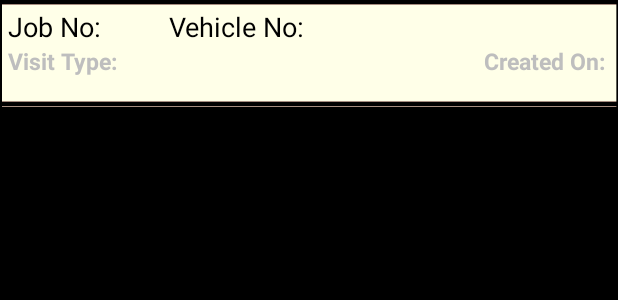
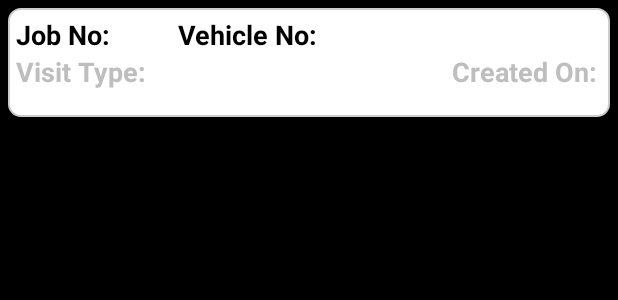
Before and after one commit to kalpawijesooriya/claimsone-android, an Android app: the layout draftlist_custom_list_item.xml on its own in the app's theme, with its tools: preview values and no code run, on a phone screen of 412 x 824 dp. Shown: the top 300 px of the screen. Run offline under Robolectric (Android 15) with nearby library versions, the phone set to English and light mode, and no system bars.

Commit message:
fixed form details lost issue when new SMS Receiving

```diff
--- a/app/build.gradle
+++ b/app/build.gradle
@@ -8,7 +8,7 @@ android {
         minSdkVersion 16
         targetSdkVersion 27
         versionCode 1
-        versionName "2.12.0"
+        versionName "3.0.1"
         testInstrumentationRunner "android.support.test.runner.AndroidJUnitRunner"
     }
     buildTypes {
--- a/app/src/main/java/com/irononetech/android/formcomponent/view/AccidentDetailsActivity.java
+++ b/app/src/main/java/com/irononetech/android/formcomponent/view/AccidentDetailsActivity.java
@@ -432,6 +432,7 @@ public class AccidentDetailsActivity extends Activity {
 	protected void onPause() {
 		try {
 			super.onPause();
+			onSave();
 			LOG.debug("ENTRY onPause");
 			System.gc();
 			LOG.debug("SUCCESS onPause");
--- a/app/src/main/java/com/irononetech/android/formcomponent/view/CommentActivity.java
+++ b/app/src/main/java/com/irononetech/android/formcomponent/view/CommentActivity.java
@@ -176,6 +176,7 @@ public class CommentActivity extends Activity {
 	protected void onPause() {
 		try {
 			super.onPause();
+			onSave();
 			LOG.debug("ENTRY onPause");
 			System.gc();
 			LOG.debug("SUCCESS onPause");
--- a/app/src/main/java/com/irononetech/android/formcomponent/view/DriverDetailsActivity.java
+++ b/app/src/main/java/com/irononetech/android/formcomponent/view/DriverDetailsActivity.java
@@ -366,6 +366,7 @@ public class DriverDetailsActivity extends Activity {
 	protected void onPause() {
 		try {
 			super.onPause();
+			onSave();
 			LOG.debug("ENTRY onPause");
 			System.gc();
 			LOG.debug("SUCCESS onPause");
@@ -554,8 +555,8 @@ public class DriverDetailsActivity extends Activity {
 			// relationshipSpinner.getItemAtPosition(pos).toString());
 
 			for (RelationshipMapping fm : RelationshipMapping.values()) {
-				if (relationshipSpinner.getItemAtPosition(pos).toString()
-						.equals(fm.getString())) {
+				int s= fm.getInt();
+				if (pos== (fm.getInt()-1)) {
 					formObject.setRelationshipBetweenDriverAndInsured(Integer
 							.toString(fm.getInt()));
 					break;
--- a/app/src/main/java/com/irononetech/android/formcomponent/view/InsuranceDetailsActivity.java
+++ b/app/src/main/java/com/irononetech/android/formcomponent/view/InsuranceDetailsActivity.java
@@ -134,6 +134,7 @@ public class InsuranceDetailsActivity extends Activity{
 	protected void onPause() {
 		try {
 			super.onPause();
+			onSave();
 			LOG.debug("ENTRY onPause");
 			System.gc();
 			LOG.debug("SUCCESS onPause");
@@ -231,6 +232,10 @@ public class InsuranceDetailsActivity extends Activity{
 	            imm.hideSoftInputFromWindow(v.getWindowToken(), 0);
 	        }
 	    });
+	}
+	public void on_click_cancel_button(View v){
+		//Application.cancelForm(this);
+		Application.getInstance().doActionOnEvent(new EventParcel(UIEvent.CANCEL_FORM, this, null));
 	}
 
 	public Boolean dataValidation() throws GenException {
--- a/app/src/main/java/com/irononetech/android/formcomponent/view/OtheritemsDetailsActivity.java
+++ b/app/src/main/java/com/irononetech/android/formcomponent/view/OtheritemsDetailsActivity.java
@@ -128,6 +128,7 @@ public class OtheritemsDetailsActivity extends Activity{
 	protected void onPause() {
 		try {
 			super.onPause();
+			onSave();
 			LOG.debug("ENTRY onPause");
 			System.gc();
 			LOG.debug("SUCCESS onPause");
--- a/app/src/main/java/com/irononetech/android/formcomponent/view/RelationshipMapping.java
+++ b/app/src/main/java/com/irononetech/android/formcomponent/view/RelationshipMapping.java
@@ -5,7 +5,7 @@ public enum RelationshipMapping {
         Spouse("Spouse",2),
         Relations("Relations",3),
         Friend("Friend",4),
-        NoRelation("No relation - Rented vehicle",5),
+        NoRelation("No relation – Rented vehicle",5),
         Insured("Insured",6);
 
 		private final String a;
--- a/app/src/main/java/com/irononetech/android/formcomponent/view/TechnicalReviewDetailsActivity.java
+++ b/app/src/main/java/com/irononetech/android/formcomponent/view/TechnicalReviewDetailsActivity.java
@@ -246,6 +246,7 @@ public class TechnicalReviewDetailsActivity extends Activity {
 	protected void onPause() {
 		try {
 			super.onPause();
+			onSave();
 			LOG.debug("ENTRY onResume");
 			//onSave();
 			System.gc();
--- a/app/src/main/java/com/irononetech/android/formcomponent/view/VehicleDetailsActivity.java
+++ b/app/src/main/java/com/irononetech/android/formcomponent/view/VehicleDetailsActivity.java
@@ -165,6 +165,7 @@ public class VehicleDetailsActivity extends Activity {
 	protected void onPause() {
 		try {
 			super.onPause();
+			onSave();
 			LOG.debug("ENTRY onPause");
 			System.gc();
 			LOG.debug("SUCCESS onPause");
--- a/app/src/main/java/com/irononetech/android/formcomponent/view/VisitActivity.java
+++ b/app/src/main/java/com/irononetech/android/formcomponent/view/VisitActivity.java
@@ -174,7 +174,7 @@ public class VisitActivity extends Activity {
 		LOG.debug("ENTRY onPause");
 		try {
 			super.onPause();
-
+			onSave();
 			LOG.debug("SUCCESS onPause");
 			// onSave();
 		} catch (Exception e) {
--- a/app/src/main/res/layout/activity_draft.xml
+++ b/app/src/main/res/layout/activity_draft.xml
@@ -3,7 +3,7 @@
     android:id="@+id/draftLinearLayout"
     android:layout_width="match_parent"
     android:layout_height="match_parent"
-    android:background="@drawable/background"
+    android:background="#fff"
     android:gravity="center_vertical"
     android:orientation="vertical" >
 
@@ -45,6 +45,10 @@
                 <FrameLayout
                     android:id="@android:id/tabcontent"
                     android:layout_width="fill_parent"
+                    android:paddingTop="5dp"
+                    android:paddingLeft="5dp"
+                    android:paddingRight="5dp"
+                    android:background="@drawable/edittext_border"
                     android:layout_height="wrap_content" />
             </LinearLayout>
         </TabHost>
--- a/app/src/main/res/layout/activity_draft_job.xml
+++ b/app/src/main/res/layout/activity_draft_job.xml
@@ -19,6 +19,9 @@
             android:layout_height="wrap_content"
             android:cacheColorHint="#00000000"
             android:divider="@color/black"
+            android:paddingBottom="5dp"
+            android:clipToPadding="false"
+            android:scrollbarStyle="outsideOverlay"
             android:dividerHeight="0px" >
         </ListView>
     </LinearLayout>
@@ -29,8 +32,7 @@
         android:layout_height="0dp"
         android:layout_weight="1"
         android:layout_gravity="center"
-        android:layout_marginTop="@dimen/bottom_button_marginTop"
-        android:background="@drawable/bottom_button_bar" >
+        android:layout_marginTop="@dimen/bottom_button_marginTop">
 
         <Button
             android:id="@+id/button1"
--- a/app/src/main/res/layout/draftlist_custom_list_item.xml
+++ b/app/src/main/res/layout/draftlist_custom_list_item.xml
@@ -3,7 +3,10 @@
     android:id="@+id/listlayoutview"
     android:layout_width="fill_parent"
     android:layout_height="wrap_content"
-    android:background="@drawable/listview_select_only_row_xml"
+    android:layout_margin="5dp"
+    android:layout_marginBottom="10dp"
+    android:paddingBottom="10dp"
+    android:background="@drawable/edittext_border"
     android:orientation="vertical" >
 
     <LinearLayout
@@ -26,6 +29,7 @@
                 android:layout_width="wrap_content"
                 android:layout_height="wrap_content"
                 android:text="Job No:"
+                android:textStyle="bold"
                 android:textColor="@color/black"
                 android:textSize="8pt" />
 
@@ -50,6 +54,7 @@
                 android:layout_height="wrap_content"
                 android:layout_marginLeft="10dip"
                 android:text="Vehicle No:"
+                android:textStyle="bold"
                 android:textColor="@color/black"
                 android:textSize="8pt" />
 
@@ -83,7 +88,7 @@
                 android:layout_height="wrap_content"
                 android:textStyle="bold"
                 android:text="Visit Type:"
-                android:textSize="7pt" />
+                android:textSize="8pt" />
 
             <TextView
                 android:id="@+id/visittypetext"
@@ -107,7 +112,7 @@
                 android:layout_height="wrap_content"
                 android:textStyle="bold"
                 android:text="Created On:"
-                android:textSize="7pt" />
+                android:textSize="8pt" />
 
             <TextView
                 android:id="@+id/date"
--- a/app/src/main/res/layout/insuranceform.xml
+++ b/app/src/main/res/layout/insuranceform.xml
@@ -561,7 +561,7 @@
             android:background="@drawable/navigation_button_boder"
             android:clickable="true"
             android:textSize="9pt"
-            android:onClick="on_click_cancel_button"
+            android:onClick="on_click_back_button"
             android:text="Back"
             android:textStyle="bold"
             android:textAllCaps="true"
--- a/app/src/main/res/layout/login.xml
+++ b/app/src/main/res/layout/login.xml
@@ -32,7 +32,6 @@
             android:layout_width="wrap_content"
             android:layout_height="wrap_content"
             android:layout_gravity="right"
-
             android:clickable="false"
             android:gravity="right"
             android:text="@string/version"
@@ -94,9 +93,9 @@
             android:inputType="textPassword"
             android:lines="1"
             android:maxLength="25"
+            android:text="SEC5194"
             android:maxLines="1"
             android:paddingLeft="10dp"
-            android:text="SEC5194"
             android:singleLine="true"
             android:textSize="@dimen/login_username_textSize">
 
--- a/app/src/main/res/values/strings.xml
+++ b/app/src/main/res/values/strings.xml
@@ -1,7 +1,7 @@
 <?xml version="1.0" encoding="utf-8"?>
 <resources>
 
-    <string name="version">V 2.8.0</string>
+    <string name="version">V 3.0.1</string>
     <string name="hello">Hello World, LoginActivity!</string>
     <string name="app_name">ClaimsOne</string>
     <string name="SampleEditText">editText</string>
```
